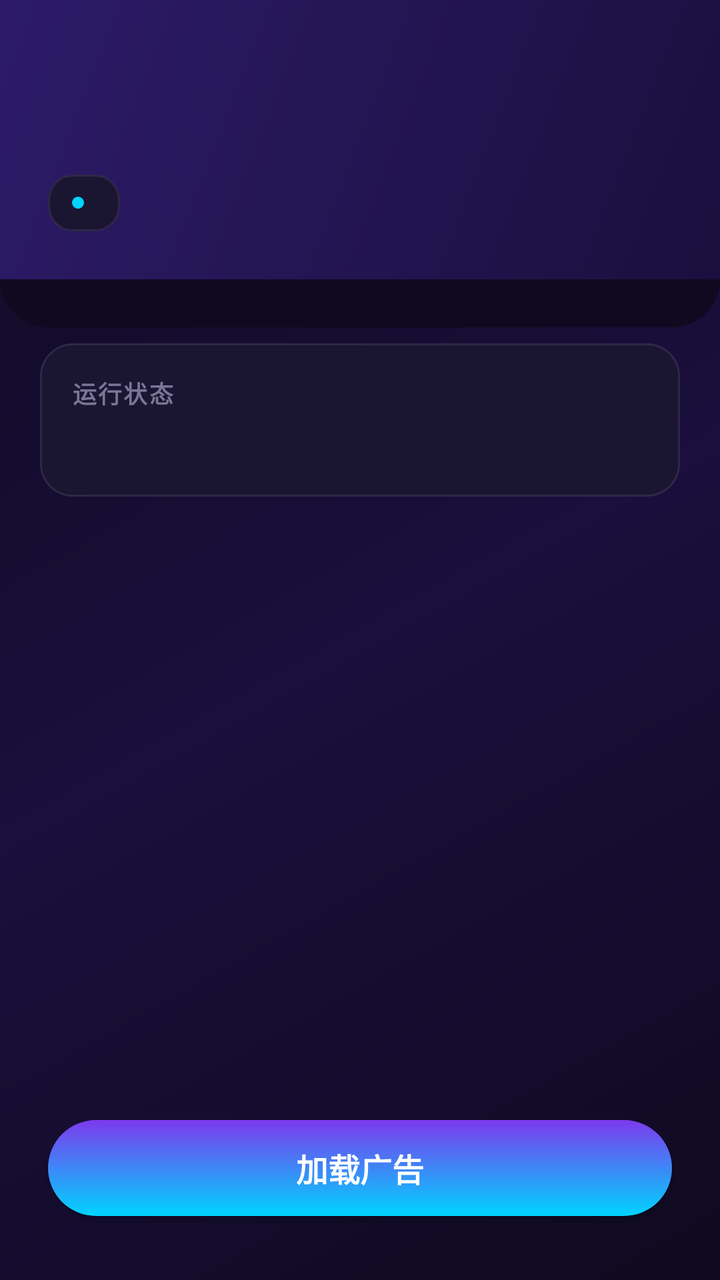
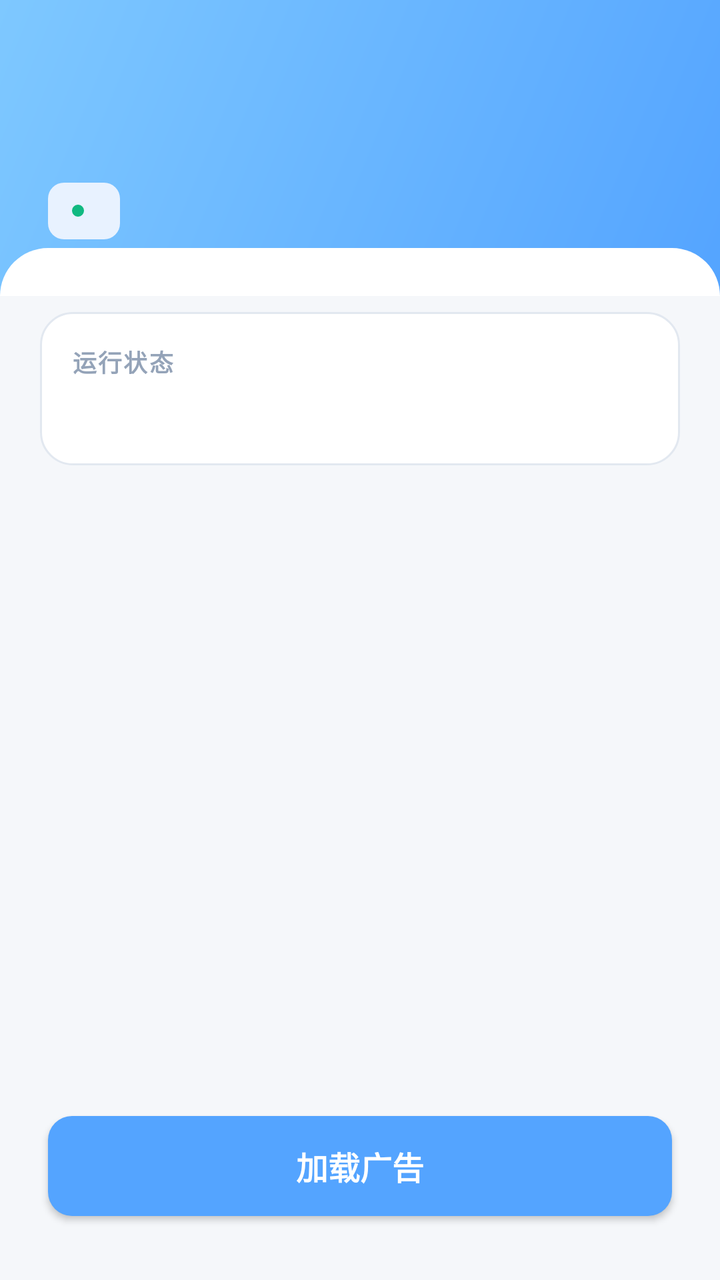

Before-and-after screenshots of an Android layout around one commit, followed by the original layout XML and the change that was made.
<!-- AndroidManifest.xml: application theme Theme.App -->
<!-- res/layout/activity_ad_common.xml -->
<?xml version="1.0" encoding="utf-8"?>
<LinearLayout xmlns:android="http://schemas.android.com/apk/res/android"
    android:layout_width="match_parent"
    android:layout_height="match_parent"
    android:orientation="vertical"
    android:background="@drawable/bg_app">

    
    <LinearLayout
        android:layout_width="match_parent"
        android:layout_height="wrap_content"
        android:background="@drawable/bg_header_gradient"
        android:orientation="vertical"
        android:paddingStart="24dp"
        android:paddingTop="48dp"
        android:paddingEnd="24dp"
        android:paddingBottom="24dp">

        <TextView
            android:id="@+id/tvTitle"
            android:layout_width="wrap_content"
            android:layout_height="wrap_content"
            android:textColor="@color/text_primary"
            android:textSize="22sp"
            android:textStyle="bold" />

        <LinearLayout
            android:layout_width="wrap_content"
            android:layout_height="wrap_content"
            android:layout_marginTop="10dp"
            android:background="@drawable/bg_status_chip"
            android:orientation="horizontal"
            android:gravity="center_vertical"
            android:paddingStart="12dp"
            android:paddingTop="6dp"
            android:paddingEnd="12dp"
            android:paddingBottom="6dp">

            <View
                android:layout_width="6dp"
                android:layout_height="6dp"
                android:layout_marginEnd="6dp"
                android:background="@drawable/bg_dot_success" />

            <TextView
                android:id="@+id/tvPosId"
                android:layout_width="wrap_content"
                android:layout_height="wrap_content"
                android:textColor="@color/text_secondary"
                android:textSize="12sp" />
        </LinearLayout>
    </LinearLayout>

    
    <View
        android:layout_width="match_parent"
        android:layout_height="24dp"
        android:background="@drawable/bg_header_bottom" />

    
    <LinearLayout
        android:layout_width="match_parent"
        android:layout_height="wrap_content"
        android:layout_marginStart="20dp"
        android:layout_marginTop="8dp"
        android:layout_marginEnd="20dp"
        android:background="@drawable/bg_card"
        android:orientation="vertical"
        android:padding="16dp">

        <TextView
            android:layout_width="wrap_content"
            android:layout_height="wrap_content"
            android:text="运行状态"
            android:textColor="@color/text_hint"
            android:textSize="12sp"
            android:textStyle="bold"
            android:letterSpacing="0.06" />

        <TextView
            android:id="@+id/tvStatus"
            android:layout_width="match_parent"
            android:layout_height="wrap_content"
            android:layout_marginTop="8dp"
            android:textColor="@color/colorAccent"
            android:textSize="14sp"
            android:textStyle="bold" />
    </LinearLayout>

    
    <FrameLayout
        android:id="@+id/adContainer"
        android:layout_width="match_parent"
        android:layout_height="wrap_content"
        android:layout_marginTop="16dp"
        android:visibility="gone" />

    
    <Space
        android:layout_width="match_parent"
        android:layout_height="0dp"
        android:layout_weight="1" />

    
    <Button
        android:id="@+id/btnLoad"
        android:layout_width="match_parent"
        android:layout_height="48dp"
        android:layout_marginStart="24dp"
        android:layout_marginEnd="24dp"
        android:layout_marginBottom="32dp"
        android:background="@drawable/bg_btn_primary"
        android:text="加载广告"
        android:textAllCaps="false"
        android:textColor="@color/text_primary"
        android:textSize="16sp"
        android:textStyle="bold" />
</LinearLayout>
<!-- resources referenced by this layout -->
<resources>
  <color name="colorAccent">#00D4FF</color>
  <color name="text_hint">#7A7596</color>
  <color name="text_primary">#FFFFFF</color>
  <color name="text_secondary">#B8B3D4</color>
  <!-- drawable bg_app (drawable) -->
  <?xml version="1.0" encoding="utf-8"?>
  <shape xmlns:android="http://schemas.android.com/apk/res/android" android:shape="rectangle">
      <gradient
          android:type="linear"
          android:angle="135"
          android:startColor="#0F0A1F"
          android:centerColor="#1A0F3D"
          android:endColor="#0F0A1F" />
  </shape>
  <!-- drawable bg_btn_primary (drawable) -->
  <?xml version="1.0" encoding="utf-8"?>
  <shape xmlns:android="http://schemas.android.com/apk/res/android" android:shape="rectangle">
      <gradient
          android:type="linear"
          android:angle="90"
          android:startColor="#00D4FF"
          android:endColor="#7C3AED" />
      <corners android:radius="24dp" />
  </shape>
  <!-- drawable bg_card (drawable) -->
  <?xml version="1.0" encoding="utf-8"?>
  <shape xmlns:android="http://schemas.android.com/apk/res/android" android:shape="rectangle">
      <solid android:color="#1A1530" />
      <corners android:radius="16dp" />
      <stroke
          android:width="1dp"
          android:color="#2E2848" />
  </shape>
  <!-- drawable bg_dot_success (drawable) -->
  <?xml version="1.0" encoding="utf-8"?>
  <shape xmlns:android="http://schemas.android.com/apk/res/android" android:shape="rectangle">
      <solid android:color="#00D4FF" />
      <corners android:radius="100dp" />
  </shape>
  <!-- drawable bg_header_bottom (drawable) -->
  <?xml version="1.0" encoding="utf-8"?>
  <shape xmlns:android="http://schemas.android.com/apk/res/android" android:shape="rectangle">
      <solid android:color="#0F0A1F" />
      <corners
          android:topLeftRadius="0dp"
          android:topRightRadius="0dp"
          android:bottomLeftRadius="24dp"
          android:bottomRightRadius="24dp" />
  </shape>
  <!-- drawable bg_header_gradient (drawable) -->
  <?xml version="1.0" encoding="utf-8"?>
  <shape xmlns:android="http://schemas.android.com/apk/res/android" android:shape="rectangle">
      <gradient
          android:type="linear"
          android:angle="135"
          android:startColor="#1A0F3D"
          android:endColor="#2D1B69" />
  </shape>
  <!-- drawable bg_status_chip (drawable) -->
  <?xml version="1.0" encoding="utf-8"?>
  <shape xmlns:android="http://schemas.android.com/apk/res/android" android:shape="rectangle">
      <solid android:color="#1A1530" />
      <corners android:radius="12dp" />
      <stroke
          android:width="1dp"
          android:color="#2E2848" />
  </shape>
  <style name="Theme.App" parent="Theme.AppCompat.Light.NoActionBar">
          <item name="colorPrimary">@color/colorPrimary</item>
          <item name="colorPrimaryDark">@color/colorPrimaryDark</item>
          <item name="colorAccent">@color/colorAccent</item>
          <item name="android:statusBarColor">@android:color/transparent</item>
          <item name="android:windowLightStatusBar">false</item>
          <item name="android:windowBackground">@drawable/bg_app</item>
      </style>
  <color name="colorPrimary">#2D1B69</color>
  <color name="colorPrimaryDark">#1A0F3D</color>
</resources>

<!-- the commit's change to res/layout/activity_ad_common.xml (unified diff, before → after) -->
@@ -3,7 +3,7 @@
     android:layout_width="match_parent"
     android:layout_height="match_parent"
     android:orientation="vertical"
-    android:background="@drawable/bg_app">
+    android:background="@color/bg_main">
 
     
     <LinearLayout
@@ -12,15 +12,15 @@
         android:background="@drawable/bg_header_gradient"
         android:orientation="vertical"
         android:paddingStart="24dp"
-        android:paddingTop="48dp"
+        android:paddingTop="52dp"
         android:paddingEnd="24dp"
-        android:paddingBottom="24dp">
+        android:paddingBottom="28dp">
 
         <TextView
             android:id="@+id/tvTitle"
             android:layout_width="wrap_content"
             android:layout_height="wrap_content"
-            android:textColor="@color/text_primary"
+            android:textColor="@color/white"
             android:textSize="22sp"
             android:textStyle="bold" />
 
@@ -46,8 +46,9 @@
                 android:id="@+id/tvPosId"
                 android:layout_width="wrap_content"
                 android:layout_height="wrap_content"
-                android:textColor="@color/text_secondary"
-                android:textSize="12sp" />
+                android:textColor="@color/colorPrimaryDark"
+                android:textSize="12sp"
+                android:textStyle="bold" />
         </LinearLayout>
     </LinearLayout>
 
@@ -55,6 +56,7 @@
     <View
         android:layout_width="match_parent"
         android:layout_height="24dp"
+        android:layout_marginTop="-24dp"
         android:background="@drawable/bg_header_bottom" />
 
     
@@ -82,7 +84,7 @@
             android:layout_width="match_parent"
             android:layout_height="wrap_content"
             android:layout_marginTop="8dp"
-            android:textColor="@color/colorAccent"
+            android:textColor="@color/colorPrimary"
             android:textSize="14sp"
             android:textStyle="bold" />
     </LinearLayout>
@@ -105,14 +107,15 @@
     <Button
         android:id="@+id/btnLoad"
         android:layout_width="match_parent"
-        android:layout_height="48dp"
+        android:layout_height="50dp"
         android:layout_marginStart="24dp"
         android:layout_marginEnd="24dp"
         android:layout_marginBottom="32dp"
         android:background="@drawable/bg_btn_primary"
         android:text="加载广告"
         android:textAllCaps="false"
-        android:textColor="@color/text_primary"
+        android:textColor="@color/white"
         android:textSize="16sp"
-        android:textStyle="bold" />
+        android:textStyle="bold"
+        android:elevation="2dp" />
 </LinearLayout>
<!-- resource entries referenced after the edit -->
@@ -1,81 +1,69 @@
 <!-- resources referenced by this layout -->
 <resources>
-  <color name="colorAccent">#00D4FF</color>
-  <color name="text_hint">#7A7596</color>
-  <color name="text_primary">#FFFFFF</color>
-  <color name="text_secondary">#B8B3D4</color>
-  <!-- drawable bg_app (drawable) -->
-  <?xml version="1.0" encoding="utf-8"?>
-  <shape xmlns:android="http://schemas.android.com/apk/res/android" android:shape="rectangle">
-      <gradient
-          android:type="linear"
-          android:angle="135"
-          android:startColor="#0F0A1F"
-          android:centerColor="#1A0F3D"
-          android:endColor="#0F0A1F" />
-  </shape>
+  <color name="bg_main">#F5F7FA</color>
+  <color name="colorAccent">#54A4FF</color>
+  <color name="text_hint">#94A3B8</color>
+  <color name="white">#FFFFFF</color>
   <!-- drawable bg_btn_primary (drawable) -->
   <?xml version="1.0" encoding="utf-8"?>
-  <shape xmlns:android="http://schemas.android.com/apk/res/android" android:shape="rectangle">
-      <gradient
-          android:type="linear"
-          android:angle="90"
-          android:startColor="#00D4FF"
-          android:endColor="#7C3AED" />
-      <corners android:radius="24dp" />
+  <shape xmlns:android="http://schemas.android.com/apk/res/android"
+      android:shape="rectangle">
+      <solid android:color="#54A4FF" />
+      <corners android:radius="12dp" />
   </shape>
   <!-- drawable bg_card (drawable) -->
   <?xml version="1.0" encoding="utf-8"?>
-  <shape xmlns:android="http://schemas.android.com/apk/res/android" android:shape="rectangle">
-      <solid android:color="#1A1530" />
+  <shape xmlns:android="http://schemas.android.com/apk/res/android"
+      android:shape="rectangle">
+      <solid android:color="#FFFFFF" />
       <corners android:radius="16dp" />
       <stroke
           android:width="1dp"
-          android:color="#2E2848" />
+          android:color="#E2E8F0" />
   </shape>
   <!-- drawable bg_dot_success (drawable) -->
   <?xml version="1.0" encoding="utf-8"?>
-  <shape xmlns:android="http://schemas.android.com/apk/res/android" android:shape="rectangle">
-      <solid android:color="#00D4FF" />
-      <corners android:radius="100dp" />
+  <shape xmlns:android="http://schemas.android.com/apk/res/android"
+      android:shape="rectangle">
+      <solid android:color="#10B981" />
+      <corners android:radius="4dp" />
   </shape>
   <!-- drawable bg_header_bottom (drawable) -->
   <?xml version="1.0" encoding="utf-8"?>
-  <shape xmlns:android="http://schemas.android.com/apk/res/android" android:shape="rectangle">
-      <solid android:color="#0F0A1F" />
+  <shape xmlns:android="http://schemas.android.com/apk/res/android"
+      android:shape="rectangle">
+      <solid android:color="#FFFFFF" />
       <corners
-          android:topLeftRadius="0dp"
-          android:topRightRadius="0dp"
-          android:bottomLeftRadius="24dp"
-          android:bottomRightRadius="24dp" />
+          android:topLeftRadius="24dp"
+          android:topRightRadius="24dp" />
   </shape>
   <!-- drawable bg_header_gradient (drawable) -->
   <?xml version="1.0" encoding="utf-8"?>
-  <shape xmlns:android="http://schemas.android.com/apk/res/android" android:shape="rectangle">
+  <shape xmlns:android="http://schemas.android.com/apk/res/android"
+      android:shape="rectangle">
       <gradient
-          android:type="linear"
           android:angle="135"
-          android:startColor="#1A0F3D"
-          android:endColor="#2D1B69" />
+          android:startColor="#54A4FF"
+          android:endColor="#7EC8FF"
+          android:type="linear" />
   </shape>
   <!-- drawable bg_status_chip (drawable) -->
   <?xml version="1.0" encoding="utf-8"?>
-  <shape xmlns:android="http://schemas.android.com/apk/res/android" android:shape="rectangle">
-      <solid android:color="#1A1530" />
-      <corners android:radius="12dp" />
-      <stroke
-          android:width="1dp"
-          android:color="#2E2848" />
+  <shape xmlns:android="http://schemas.android.com/apk/res/android"
+      android:shape="rectangle">
+      <solid android:color="@color/colorPrimaryLight" />
+      <corners android:radius="8dp" />
   </shape>
   <style name="Theme.App" parent="Theme.AppCompat.Light.NoActionBar">
           <item name="colorPrimary">@color/colorPrimary</item>
           <item name="colorPrimaryDark">@color/colorPrimaryDark</item>
           <item name="colorAccent">@color/colorAccent</item>
           <item name="android:statusBarColor">@android:color/transparent</item>
-          <item name="android:windowLightStatusBar">false</item>
-          <item name="android:windowBackground">@drawable/bg_app</item>
+          <item name="android:windowLightStatusBar">true</item>
+          <item name="android:windowBackground">@color/bg_main</item>
       </style>
-  <color name="colorPrimary">#2D1B69</color>
-  <color name="colorPrimaryDark">#1A0F3D</color>
+  <color name="colorPrimaryLight">#E8F2FF</color>
+  <color name="colorPrimary">#54A4FF</color>
+  <color name="colorPrimaryDark">#3D8BE6</color>
 </resources>
 
